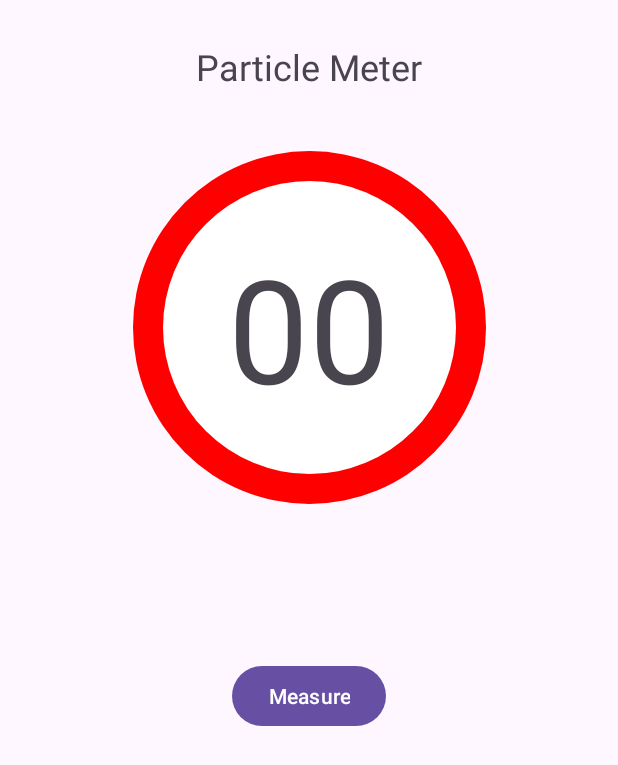
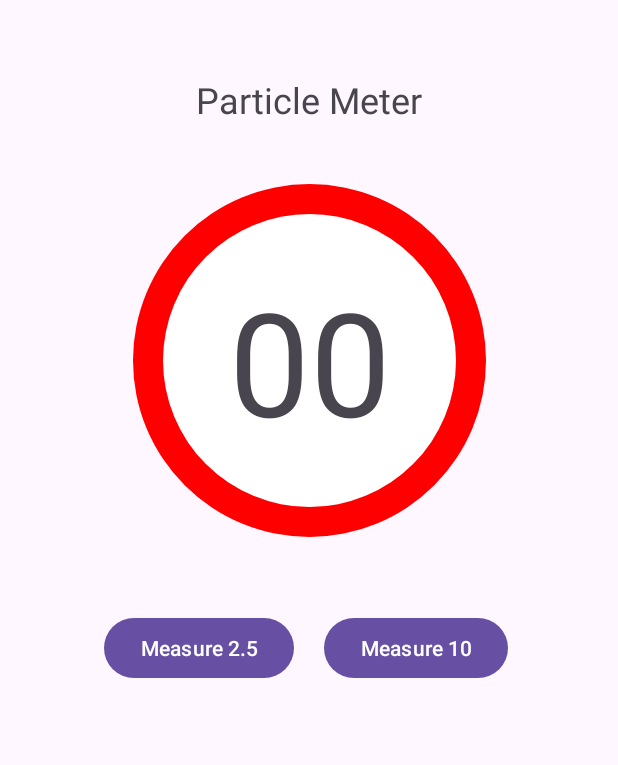
Before and after one commit to fernandovvn/quality-air, an Android app: the ActivitySensorParticles screen opened directly, with no data from a screen before it, on a phone screen of 412 x 824 dp. Shown: the top 765 px of the screen. Run offline under Robolectric (Android 15) with nearby library versions, the phone set to English and light mode, and no system bars.

Commit message:
added description to particle meter results

```diff
--- a/app/src/main/java/br/edu/ufam/icomp/devtitans/qualityair/ActivitySensorGas.java
+++ b/app/src/main/java/br/edu/ufam/icomp/devtitans/qualityair/ActivitySensorGas.java
@@ -27,7 +27,7 @@ public class ActivitySensorGas extends AppCompatActivity {
     }
 
     public void mostraVal2(View v){
-        TextView myTextView = findViewById(R.id.textview_valor_s1);
+        TextView myTextView = findViewById(R.id.sensor_particles_tv_val);
         int val = gerarNumeroAleatorio();
         myTextView.setText(String.valueOf(val));
     }
--- a/app/src/main/res/layout/activity_sensor_gas.xml
+++ b/app/src/main/res/layout/activity_sensor_gas.xml
@@ -44,7 +44,7 @@
         app:srcCompat="@drawable/ring_m" />
 
     <TextView
-        android:id="@+id/textview_valor_s1"
+        android:id="@+id/sensor_particles_tv_val"
         android:layout_width="wrap_content"
         android:layout_height="wrap_content"
         android:text="@string/blank_number"
--- a/app/src/main/res/layout/activity_sensor_particles.xml
+++ b/app/src/main/res/layout/activity_sensor_particles.xml
@@ -4,52 +4,82 @@
     xmlns:tools="http://schemas.android.com/tools"
     android:layout_width="match_parent"
     android:layout_height="match_parent"
+    android:visibility="visible"
     tools:context=".ActivitySensorParticles">
+
+    <TextView
+        android:id="@+id/textView2"
+        android:layout_width="wrap_content"
+        android:layout_height="wrap_content"
+        android:layout_marginTop="50dp"
+        android:text="@string/particles_title"
+        android:textSize="24sp"
+        app:layout_constraintEnd_toEndOf="parent"
+        app:layout_constraintStart_toStartOf="parent"
+        app:layout_constraintTop_toTopOf="parent" />
 
     <ImageView
         android:id="@+id/ring_s1"
         android:layout_width="235dp"
         android:layout_height="235dp"
         android:layout_marginTop="40dp"
+        android:contentDescription="@string/meter_background"
         app:layout_constraintEnd_toEndOf="parent"
         app:layout_constraintStart_toStartOf="parent"
         app:layout_constraintTop_toBottomOf="@+id/textView2"
-        app:srcCompat="@drawable/ring_m"
-        android:contentDescription="@string/meter_background" />
+        app:srcCompat="@drawable/ring_m" />
 
     <TextView
-        android:id="@+id/textView2"
-        android:layout_width="wrap_content"
-        android:layout_height="wrap_content"
-        android:text="@string/particles_title"
-        android:textSize="24sp"
-        app:layout_constraintBottom_toBottomOf="parent"
-        app:layout_constraintEnd_toEndOf="parent"
-        app:layout_constraintStart_toStartOf="parent"
-        app:layout_constraintTop_toTopOf="parent"
-        app:layout_constraintVertical_bias="0.035" />
-
-    <TextView
-        android:id="@+id/textview_valor_s1"
+        android:id="@+id/sensor_particles_tv_val"
         android:layout_width="wrap_content"
         android:layout_height="wrap_content"
         android:text="@string/blank_number"
         android:textSize="96sp"
         app:layout_constraintBottom_toBottomOf="@+id/ring_s1"
         app:layout_constraintEnd_toEndOf="@+id/ring_s1"
-        app:layout_constraintHorizontal_bias="0.496"
         app:layout_constraintStart_toStartOf="@+id/ring_s1"
         app:layout_constraintTop_toTopOf="@+id/ring_s1" />
 
-    <Button
-        android:id="@+id/medir_s1"
+    <androidx.constraintlayout.widget.Guideline
+        android:id="@+id/guideline"
         android:layout_width="wrap_content"
         android:layout_height="wrap_content"
-        android:layout_marginTop="104dp"
-        android:onClick="mostraVal"
-        android:text="@string/button_measure"
+        android:orientation="vertical"
+        app:layout_constraintGuide_percent=".5" />
+
+    <Button
+        android:id="@+id/sensor_particles_btn_25"
+        android:layout_width="wrap_content"
+        android:layout_height="wrap_content"
+        android:layout_marginTop="50dp"
+        android:layout_marginEnd="10dp"
+        android:text="@string/btn_measure_25"
+        app:layout_constraintEnd_toStartOf="@+id/guideline"
+        app:layout_constraintTop_toBottomOf="@+id/ring_s1" />
+
+    <Button
+        android:id="@+id/sensor_particles_btn_10"
+        android:layout_width="wrap_content"
+        android:layout_height="wrap_content"
+        android:layout_marginStart="10dp"
+        android:text="@string/btn_measure_10"
+        app:layout_constraintBottom_toBottomOf="@+id/sensor_particles_btn_25"
+        app:layout_constraintStart_toStartOf="@+id/guideline"
+        app:layout_constraintTop_toTopOf="@+id/sensor_particles_btn_25"
+        app:layout_constraintVertical_bias="0.0" />
+
+    <TextView
+        android:id="@+id/sensor_particles_tv_desc"
+        android:layout_width="match_parent"
+        android:layout_height="wrap_content"
+        android:layout_marginTop="50dp"
+        android:layout_marginLeft="15dp"
+        android:layout_marginRight="15dp"
+        android:textSize="20sp"
+        android:textStyle="bold"
         app:layout_constraintEnd_toEndOf="parent"
         app:layout_constraintStart_toStartOf="parent"
-        app:layout_constraintTop_toBottomOf="@+id/ring_s1" />
+        app:layout_constraintTop_toBottomOf="@+id/sensor_particles_btn_25" />
+
 
 </androidx.constraintlayout.widget.ConstraintLayout>
--- a/app/src/main/res/values/strings.xml
+++ b/app/src/main/res/values/strings.xml
@@ -15,4 +15,11 @@
     <string name="blank_number" translatable="false">00</string>
     <string name="button_measure">Measure</string>
     <string name="meter_background">Meter background</string>
+    <string name="btn_measure_25">Measure 2.5</string>
+    <string name="btn_measure_10">Measure 10</string>
+    <string name="mp_1">L1 - Good (0 - 40)</string>
+    <string name="mp_2">L2 - Moderate (41 - 80): People with respiratory illnesses may experience symptoms such as a dry cough and tiredness.</string>
+    <string name="mp_3">L3 - Bad (81 - 120): People with respiratory or heart diseases, the elderly and children have worsened symptoms. The general population may experience symptoms such as burning eyes, nose and throat, dry cough and tiredness.</string>
+    <string name="mp_4">L4 - Very Bad (121 - 200): Increased symptoms in children and people with lung and cardiovascular diseases. Increase in respiratory symptoms in the general population.</string>
+    <string name="mp_5">L5 - Terrible (>200): Worsening of respiratory symptoms. Worsening of lung diseases, such as asthma, and cardiovascular diseases, such as myocardial infarction.</string>
 </resources>
```
Also changed, not shown: app/src/main/java/br/edu/ufam/icomp/devtitans/qualityair/ActivitySensorParticles.java (+50 -10 lines), 1 other file.
